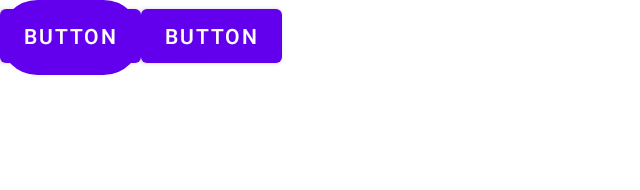
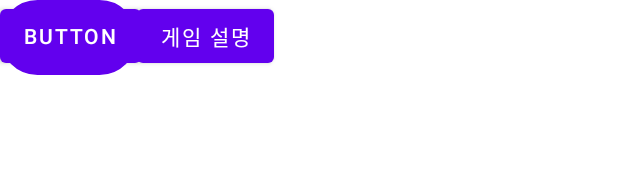
Before and after one commit to Jung-H-C/checkmate, an Android app: the screen it shows after launch (MainActivity), on a phone screen of 824 x 412 dp (held sideways). Shown: the top 190 px of the screen, without its empty margins (0-640 px from the left). Run offline under Robolectric (Android 15) with nearby library versions, the phone set to English and light mode, and no system bars.

Commit message:
이미지버튼 선언 및 정의

```diff
--- a/app/src/main/res/layout/activity_main.xml
+++ b/app/src/main/res/layout/activity_main.xml
@@ -4,33 +4,34 @@
     xmlns:tools="http://schemas.android.com/tools"
     android:layout_width="match_parent"
     android:layout_height="match_parent"
+    android:orientation="horizontal"
     tools:context=".MainActivity">
 
     <Button
-        android:id="@+id/button3"
+        android:id="@+id/btn_to_tutorials"
         android:layout_width="wrap_content"
         android:layout_height="wrap_content"
-        android:text="Button"
-        app:layout_constraintStart_toEndOf="@+id/button2"
+        android:text="게임 설명"
+        app:layout_constraintStart_toEndOf="@+id/btn_to_board_setting"
         tools:layout_editor_absoluteY="302dp" />
 
     <Button
-        android:id="@+id/button2"
+        android:id="@+id/btn_to_board_setting"
         android:layout_width="wrap_content"
         android:layout_height="wrap_content"
         android:background="@drawable/button_shape"
         android:backgroundTint="#F6E9E9"
-        android:text="Button"
+        android:text="게임 시작"
         app:cornerRadius="@null"
         tools:layout_editor_absoluteX="318dp"
         tools:layout_editor_absoluteY="252dp" />
 
     <Button
-        android:id="@+id/button"
+        android:id="@+id/btn_to_setting"
         android:layout_width="wrap_content"
         android:layout_height="wrap_content"
-        android:text="Button"
-        app:layout_constraintEnd_toStartOf="@+id/button2"
+        android:text="환경 설정"
+        app:layout_constraintEnd_toStartOf="@+id/btn_to_board_setting"
         tools:layout_editor_absoluteY="302dp" />
 
     <Button
```
Also changed, not shown: app/src/main/java/com/example/checkmate/Game.java (+31 -1 lines), app/src/main/res/layout-land/tutorials.xml (added, +7 -0 lines).
